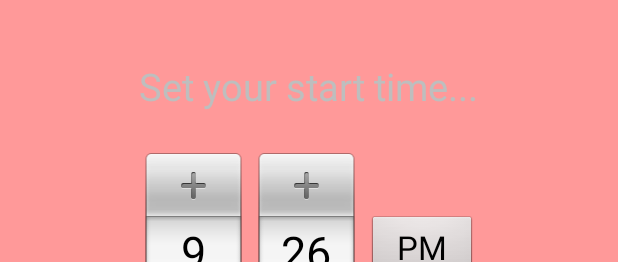
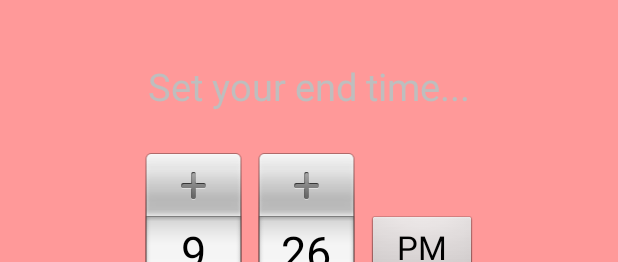
Before and after one commit to YixinXiong/LockMeOut, an Android app: the layout fragment_endtime.xml on its own in the app's theme, with its tools: preview values and no code run, on a phone screen of 412 x 824 dp. Shown: the top 262 px of the screen. Run offline under Robolectric (Android 15) with nearby library versions, the phone set to English and light mode, and no system bars.

Commit message:
fixed some UI changes

```diff
--- a/app/src/main/java/com/hackthenorth/lockmeout/app/HomeActivity.java
+++ b/app/src/main/java/com/hackthenorth/lockmeout/app/HomeActivity.java
@@ -9,6 +9,7 @@ import android.support.v4.app.FragmentActivity;
 import android.support.v4.app.FragmentManager;
 import android.support.v4.view.PagerAdapter;
 import android.support.v4.view.ViewPager;
+import android.view.Window;
 import android.widget.Toast;
 
 import com.hackthenorth.lockmeout.app.LockPhone.EndTime;
@@ -89,6 +90,8 @@ public class HomeActivity extends FragmentActivity implements HomeFragment.OnBut
     protected void onCreate(Bundle savedInstanceState) {
         super.onCreate(savedInstanceState);
 
+        this.requestWindowFeature(Window.FEATURE_NO_TITLE);
+
         if (savedInstanceState != null) {
             adminEnabled = savedInstanceState.getBoolean(ADMINENABLED);
         }
@@ -154,7 +157,7 @@ public class HomeActivity extends FragmentActivity implements HomeFragment.OnBut
     }
 
     public void saveTime(int minute, int hour, int day, int month, String direction){
-        Toast.makeText(getApplicationContext(), "Start minute: " + startMinute + " Start hour: " + startHour,
+        Toast.makeText(getApplicationContext(), "Minute: " + minute + " Hour: " + hour + " Day: " + day + " Month: " + month,
                 Toast.LENGTH_LONG).show();
         if(direction.equals("next")){
             startMinute = minute;
--- a/app/src/main/res/layout/fragment_endtime.xml
+++ b/app/src/main/res/layout/fragment_endtime.xml
@@ -11,7 +11,7 @@
         android:id="@+id/set_end_Text"
         android:layout_width="wrap_content"
         android:layout_height="wrap_content"
-        android:text="@string/set_start_time"
+        android:text="@string/set_end_time"
         android:textSize="25dp"
         android:layout_centerHorizontal="true"/>
 
```
